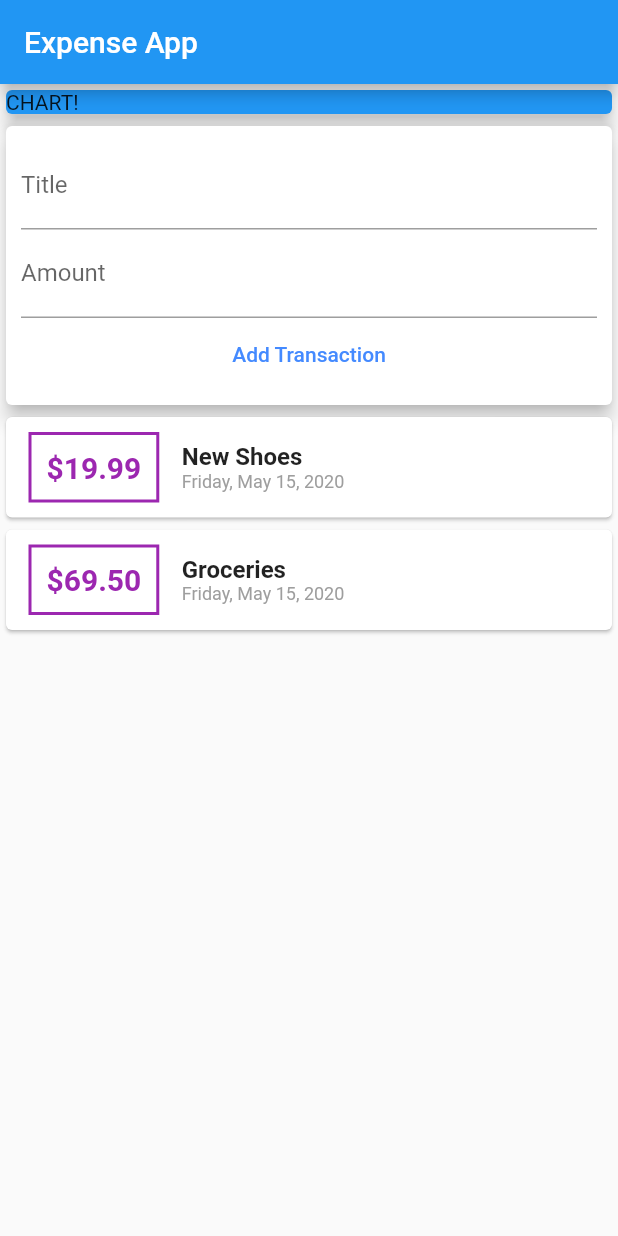
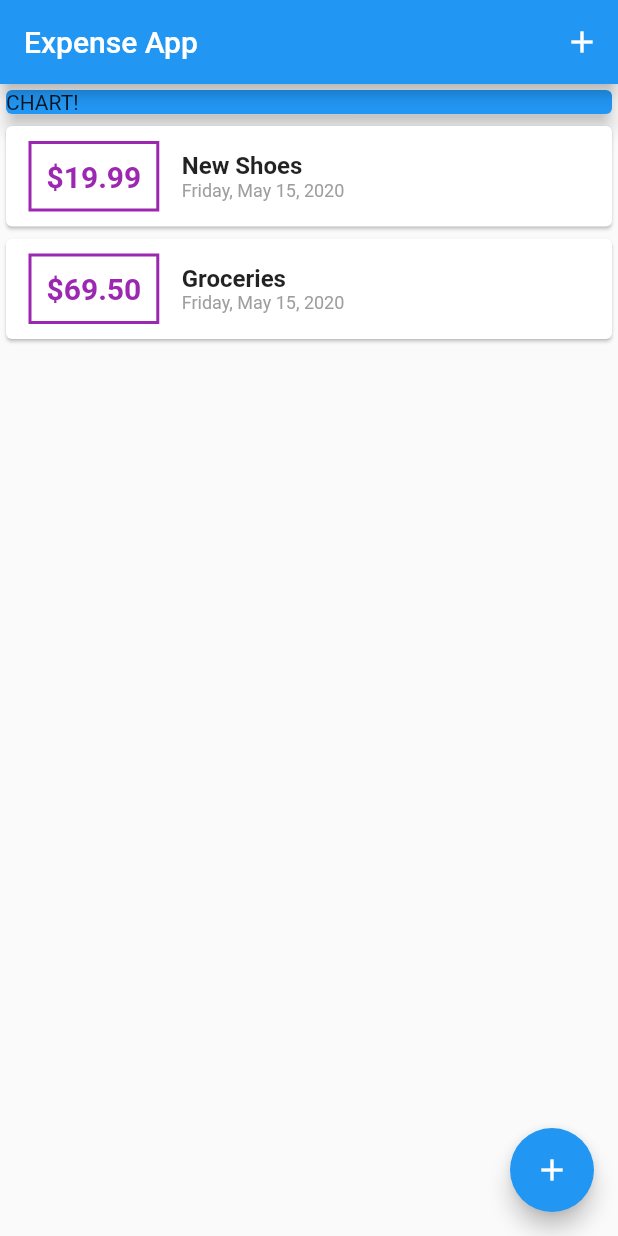
Before and after one commit to jacobia21/ExpenseApp, a Flutter app: the screen it shows after launch, on a phone screen of 412 x 824 dp. Run offline on Flutter 3.47's test engine with Material 2 defaults, Android fonts, the phone set to English and light mode, and no system bars.

Commit message:
moved new transaction UI and logic to bottom sheet

```diff
--- a/lib/main.dart
+++ b/lib/main.dart
@@ -1,6 +1,8 @@
+import './widgets/new_transaction.dart';
 import 'package:flutter/material.dart';
 
-import './widgets/user_transactions.dart';
+import './models/transaction.dart';
+import './widgets/transaction_list.dart';
 
 void main() {
   runApp(MyApp());
@@ -16,16 +18,59 @@ class MyApp extends StatelessWidget {
   }
 }
 
-class MyHomePage extends StatelessWidget {
+class MyHomePage extends StatefulWidget {
   // String titleInput;
   // String amountInput;
-  final titleController = TextEditingController();
-  final amountController = TextEditingController();
+  @override
+  _MyHomePageState createState() => _MyHomePageState();
+}
+
+class _MyHomePageState extends State<MyHomePage> {
+  void _addTransaction(String title, double amount) {
+    final newTx = Transaction(
+        id: DateTime.now().toString(),
+        title: title,
+        amount: amount,
+        date: DateTime.now());
+    setState(() {
+      _userTransactions.add(newTx);
+    });
+  }
+
+  final List<Transaction> _userTransactions = [
+    Transaction(
+      id: 't1',
+      title: 'New Shoes',
+      amount: 19.99,
+      date: DateTime.now(),
+    ),
+    Transaction(
+      id: 't2',
+      title: 'Groceries',
+      amount: 69.50,
+      date: DateTime.now(),
+    ),
+  ];
+  void openSheetforNewTransaction(BuildContext ctx) {
+    showModalBottomSheet(
+      context: ctx,
+      builder: (BuildContext bCtx) {
+        return NewTransaction(_addTransaction);
+      },
+    );
+  }
+
   @override
   Widget build(BuildContext context) {
     return Scaffold(
       appBar: AppBar(
         title: Text('Expense App'),
+        actions: <Widget>[
+          IconButton(
+            icon: Icon(Icons.add),
+            onPressed: () => openSheetforNewTransaction(context),
+          ),
+        ],
       ),
       body: SingleChildScrollView(
         child: Column(
@@ -40,9 +85,13 @@ class MyHomePage extends StatelessWidget {
                 elevation: 5,
               ),
             ),
-            UserTransactions(),
+            TransactionList(_userTransactions),
           ],
         ),
+      ),
+      floatingActionButton: FloatingActionButton(
+        child: Icon(Icons.add),
+        onPressed: () => openSheetforNewTransaction(context),
       ),
     );
   }
--- a/lib/widgets/user_transactions.dart
+++ /dev/null
@@ -1,45 +0,0 @@
-import 'package:flutter/material.dart';
-
-import '../widgets/transaction_list.dart';
-import '../widgets/new_transaction.dart';
-import '../models/transaction.dart';
-
-class UserTransactions extends StatefulWidget {
-  @override
-  _UserTransactionsState createState() => _UserTransactionsState();
-}
-
-class _UserTransactionsState extends State<UserTransactions> {
-  void _addTransaction(String title, double amount) {
-    final newTx = Transaction(
-        id: DateTime.now().toString(),
-        title: title,
-        amount: amount,
-        date: DateTime.now());
-    setState(() {
-      _userTransactions.add(newTx);
-    });
-  }
-
-  final List<Transaction> _userTransactions = [
-    Transaction(
-      id: 't1',
-      title: 'New Shoes',
-      amount: 19.99,
-      date: DateTime.now(),
-    ),
-    Transaction(
-      id: 't2',
-      title: 'Groceries',
-      amount: 69.50,
-      date: DateTime.now(),
-    ),
-  ];
-  @override
-  Widget build(BuildContext context) {
-    return Column(children: [
-      NewTransaction(_addTransaction),
-      TransactionList(_userTransactions),
-    ]);
-  }
-}
```
